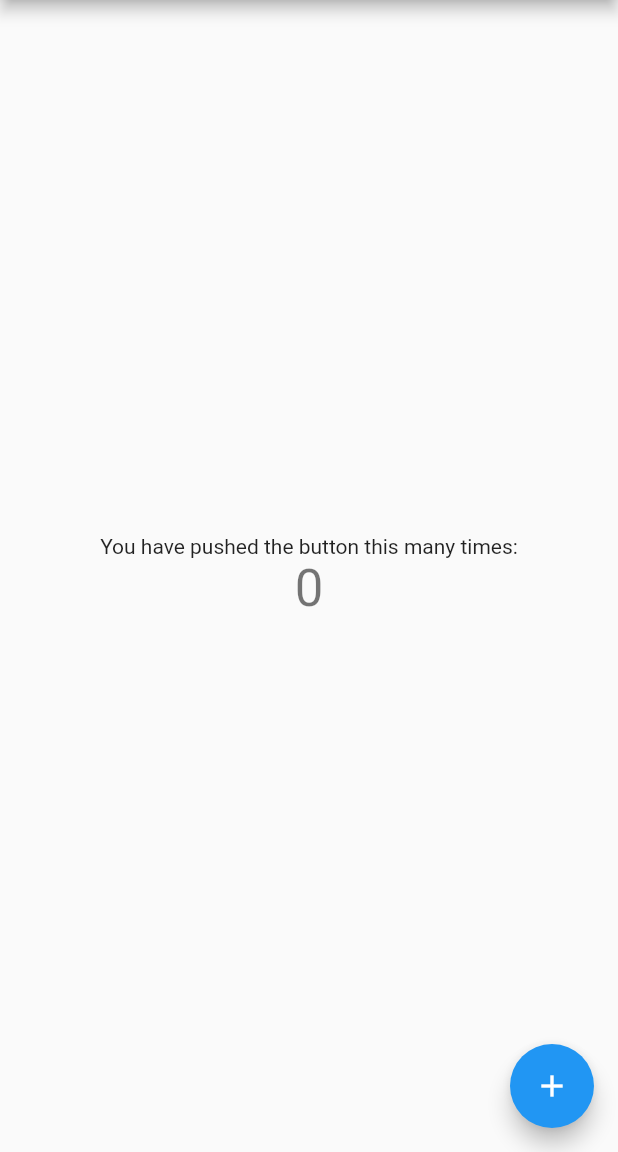
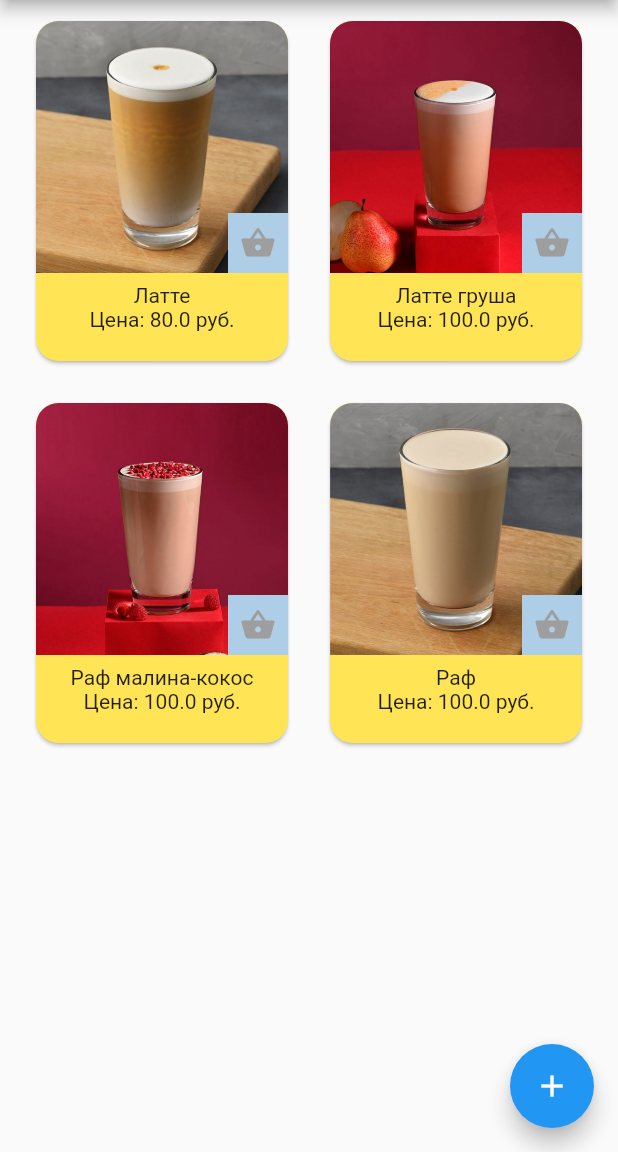
Before and after one commit to prostreet1212/flutter_riverpod_shop, a Flutter app: the screen it shows after launch, on a phone screen of 412 x 824 dp, the part 84-1236 px from its top. Run offline on Flutter 3.47's test engine with Material 2 defaults, Android fonts, the phone set to English and light mode, and no system bars; our stand-ins replace flutter_riverpod.

Commit message:
riverpod version

```diff
--- a/lib/business/marketing.dart
+++ b/lib/business/marketing.dart
@@ -0,0 +1,23 @@
+import 'package:flutter_riverpod/flutter_riverpod.dart';
+import 'package:flutter_riverpod_shop/data/list_menu.dart';
+
+import '../data/model/menu.dart';
+
+class Counter extends StateNotifier<List<CoffeMenu>>{
+  final ListMenu list;
+  Counter(this.list):super([]){
+    init();
+  }
+  void init() {
+    state= list.getListMenu();
+  }
+
+  void buyNot(CoffeMenu cofee){
+ //cofee.isBuy=!cofee.isBuy;
+ //state[0].isBuy=!state[0].isBuy;
+    cofee.isBuy=!cofee.isBuy;
+   state=state.map((e) => e.name==cofee.name?cofee:e).toList();
+
+  }
+
+}
--- a/lib/data/list_menu.dart
+++ b/lib/data/list_menu.dart
@@ -10,7 +10,7 @@ class ListMenu{
     CoffeMenu('raf.jpg','Раф' , 100),
   ];
 
-  Future<List<CoffeMenu>> getListMenu()async{
+  List<CoffeMenu> getListMenu(){
     return listMenu;
   }
 
--- a/lib/my_app.dart
+++ b/lib/my_app.dart
@@ -1,28 +1,21 @@
 import 'package:flutter/material.dart';
+import 'package:flutter_riverpod/flutter_riverpod.dart';
 
 import 'ui/my_home_page.dart';
 
 class MyApp extends StatelessWidget {
   const MyApp({super.key});
 
-  // This widget is the root of your application.
+
   @override
   Widget build(BuildContext context) {
-    return MaterialApp(
+    return ProviderScope(
+        child: MaterialApp(
       title: 'Flutter Demo',
       theme: ThemeData(
-        // This is the theme of your application.
-        //
-        // Try running your application with "flutter run". You'll see the
-        // application has a blue toolbar. Then, without quitting the app, try
-        // changing the primarySwatch below to Colors.green and then invoke
-        // "hot reload" (press "r" in the console where you ran "flutter run",
-        // or simply save your changes to "hot reload" in a Flutter IDE).
-        // Notice that the counter didn't reset back to zero; the application
-        // is not restarted.
         primarySwatch: Colors.blue,
       ),
       home: const MyHomePage(title: 'Flutter Demo Home Page'),
-    );
+    ));
   }
 }
--- a/lib/ui/my_home_page.dart
+++ b/lib/ui/my_home_page.dart
@@ -1,21 +1,137 @@
 import 'package:flutter/material.dart';
+import 'package:flutter_riverpod/flutter_riverpod.dart';
+import 'package:flutter_riverpod_shop/business/marketing.dart';
 
-class MyHomePage extends StatefulWidget {
+import '../data/model/menu.dart';
+import '../data/list_menu.dart';
+
+//final counterProvider=StateNotifierProvider<Counter,int>((_) => Counter());
+
+final counterProvider=StateNotifierProvider<Counter,List<CoffeMenu>>((_) => Counter(ListMenu()));
+
+class MyHomePage extends ConsumerWidget {
   const MyHomePage({super.key, required this.title});
 
-  // This widget is the home page of your application. It is stateful, meaning
-  // that it has a State object (defined below) that contains fields that affect
-  // how it looks.
-
-  // This class is the configuration for the state. It holds the values (in this
-  // case the title) provided by the parent (in this case the App widget) and
-  // used by the build method of the State. Fields in a Widget subclass are
-  // always marked "final".
 
   final String title;
 
   @override
-  State<MyHomePage> createState() => _MyHomePageState();
+  Widget build(BuildContext context, WidgetRef ref) {
+    List<CoffeMenu> count=ref.watch(counterProvider);
+    final provider=ref.watch(counterProvider.notifier);
+    return Scaffold(
+      appBar: AppBar(
+        title: Text(title),
+      ),
+      body: /*FutureBuilder(
+          future: count,
+          builder: (context, snapshot) {
+            var listMenu = snapshot.data;
+            switch (snapshot.connectionState) {
+              case ConnectionState.waiting:
+                return CircularProgressIndicator();
+              case ConnectionState.done:
+                if (snapshot.hasError) {
+                  return Center(
+                    child: Text('Ошибка загрузки'),
+                  );
+                } else {
+                  return
+                }
+              default:
+                return Container();
+            }
+          }),*/
+      GridView.count(
+          shrinkWrap: true,
+          //primary: false,
+          childAspectRatio: MediaQuery.of(context).size.width /
+              (MediaQuery.of(context).size.height / 1.5),
+          padding: const EdgeInsets.only(
+              left: 20, right: 20, top: 10, bottom: 10),
+          crossAxisSpacing: 20,
+          mainAxisSpacing: 20,
+          crossAxisCount: 2,
+          children: count!.map(
+                (menu) {
+              return Card(
+                color: Color.fromARGB(255, 255, 229, 85),
+                shape: RoundedRectangleBorder(
+                  borderRadius: BorderRadius.circular(15),
+                ),
+                child: Wrap(
+                  children: [
+                    ClipRRect(
+                      borderRadius: BorderRadius.only(
+                          topLeft: Radius.circular(15),
+                          topRight: Radius.circular(15)),
+                      child: Stack(
+                        children: [
+                          Image.asset(
+                            'assets/images/${menu.image}',
+                            fit: BoxFit.fitWidth,
+                          ),
+                          Positioned(
+                            bottom: 0,
+                            right: 0,
+                            child: Container(
+                                alignment: Alignment.center,
+                                color: Color.fromARGB(
+                                    255, 174, 206, 231),
+                                height: 40,
+                                width: 40,
+                                child:IconButton(
+                                  icon: Icon(
+                                    Icons.shopping_basket,
+                                    color: !menu.isBuy
+                                        ? Colors.grey
+                                        : Colors.red,
+                                  ),
+                                  onPressed: () {
+                                    provider.buyNot(menu);
+                                  },
+                                )
+                            ),
+                          )
+                        ],
+                      ),
+                    ),
+                    Column(
+                      children: [
+                        SizedBox(
+                          height: 7,
+                        ),
+                        Text(
+                          menu.name,
+                          textAlign: TextAlign.center,
+                        ),
+                        Row(
+                          mainAxisAlignment:
+                          MainAxisAlignment.center,
+                          children: [
+                            Text('Цена: '),
+                            Text(
+                              '${menu.price} руб.',
+                            ),
+                          ],
+                        )
+                      ],
+                    )
+                  ],
+                ),
+              );
+            },
+          ).toList()),
+
+      floatingActionButton: FloatingActionButton(
+        onPressed: null,
+        tooltip: 'Increment',
+        child: const Icon(Icons.add),
+      ),
+    );
+  }
+
+
 }
 
 class _MyHomePageState extends State<MyHomePage> {
@@ -23,47 +139,20 @@ class _MyHomePageState extends State<MyHomePage> {
 
   void _incrementCounter() {
     setState(() {
-      // This call to setState tells the Flutter framework that something has
-      // changed in this State, which causes it to rerun the build method below
-      // so that the display can reflect the updated values. If we changed
-      // _counter without calling setState(), then the build method would not be
-      // called again, and so nothing would appear to happen.
       _counter++;
     });
   }
 
   @override
   Widget build(BuildContext context) {
-    // This method is rerun every time setState is called, for instance as done
-    // by the _incrementCounter method above.
-    //
-    // The Flutter framework has been optimized to make rerunning build methods
-    // fast, so that you can just rebuild anything that needs updating rather
-    // than having to individually change instances of widgets.
+
     return Scaffold(
       appBar: AppBar(
-        // Here we take the value from the MyHomePage object that was created by
-        // the App.build method, and use it to set our appbar title.
         title: Text(widget.title),
       ),
       body: Center(
-        // Center is a layout widget. It takes a single child and positions it
-        // in the middle of the parent.
+
         child: Column(
-          // Column is also a layout widget. It takes a list of children and
-          // arranges them vertically. By default, it sizes itself to fit its
-          // children horizontally, and tries to be as tall as its parent.
-          //
-          // Invoke "debug painting" (press "p" in the console, choose the
-          // "Toggle Debug Paint" action from the Flutter Inspector in Android
-          // Studio, or the "Toggle Debug Paint" command in Visual Studio Code)
-          // to see the wireframe for each widget.
-          //
-          // Column has various properties to control how it sizes itself and
-          // how it positions its children. Here we use mainAxisAlignment to
-          // center the children vertically; the main axis here is the vertical
-          // axis because Columns are vertical (the cross axis would be
-          // horizontal).
           mainAxisAlignment: MainAxisAlignment.center,
           children: <Widget>[
             const Text(
@@ -80,7 +169,7 @@ class _MyHomePageState extends State<MyHomePage> {
         onPressed: _incrementCounter,
         tooltip: 'Increment',
         child: const Icon(Icons.add),
-      ), // This trailing comma makes auto-formatting nicer for build methods.
+      ),
     );
   }
 }
```
Also changed, not shown: pubspec.yaml (+5 -3 lines), assets/images/latte.jpg (added), assets/images/latte_grusha.jpg (added), assets/images/malina_kokos.jpg (added), assets/images/raf.jpg (added), pubspec.lock.
